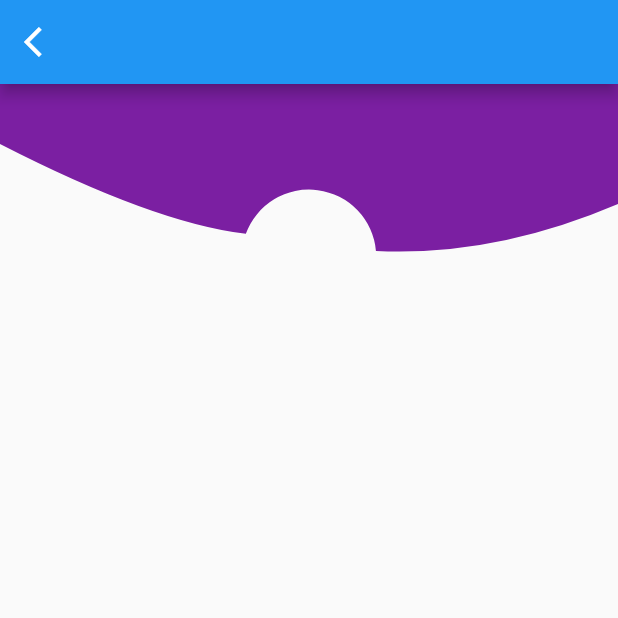
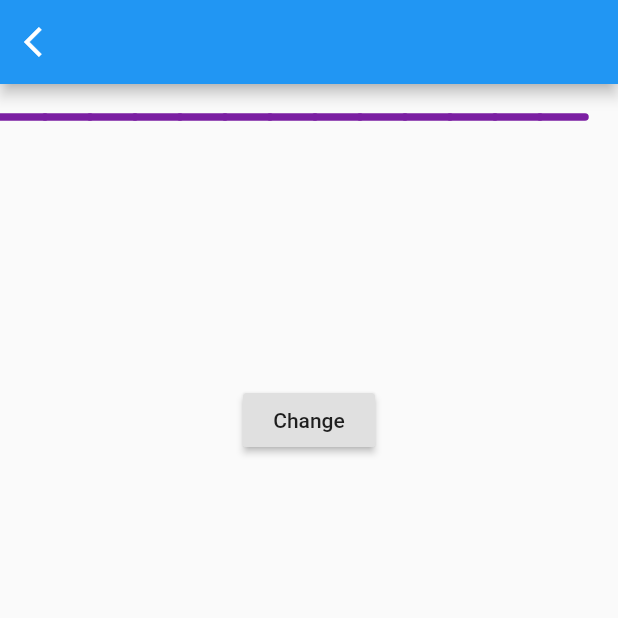
Before and after one commit to skyphantomhz/boring_animation, a Flutter app: the screen it shows after launch, after a tap on "Cuvered shape", on a phone screen of 412 x 824 dp, the top half of it. Run offline on Flutter 3.47's test engine with Material 2 defaults, Android fonts, the phone set to English and light mode, and no system bars.

Commit message:
Add cuvered shape

```diff
--- a/lib/cuvered_shape.dart
+++ b/lib/cuvered_shape.dart
@@ -1,13 +1,21 @@
+import 'dart:collection';
 import 'dart:math';
 
 import 'package:flutter/material.dart';
 import 'package:flutter/widgets.dart';
-const CURVE_HEIGHT = 160.0;
+
+const CURVE_HEIGHT = 200.0;
 const AVATAR_RADIUS = CURVE_HEIGHT * 0.28;
 const AVATAR_DIAMETER = AVATAR_RADIUS * 2;
-class CuveredShape extends StatelessWidget {
+
+class CuveredShape extends StatefulWidget {
   const CuveredShape({Key key}) : super(key: key);
 
+  @override
+  _CuveredShapeState createState() => _CuveredShapeState();
+}
+
+class _CuveredShapeState extends State<CuveredShape> {
   @override
   Widget build(BuildContext context) {
     return Scaffold(
@@ -19,66 +27,93 @@ class CuveredShape extends StatelessWidget {
           },
         ),
       ),
-      body: Container(
-        width: double.infinity,
-        height: CURVE_HEIGHT,
-        child: CustomPaint(
-          painter: _MyPainter(),
-        ),
+      body: Column(
+        children: <Widget>[
+          Container(
+            width: double.infinity,
+            height: CURVE_HEIGHT,
+            child: CustomPaint(
+              painter: _MyPainter(),
+            ),
+          ),
+          Container(
+              child: RaisedButton(
+                child: Text("Change"),
+                onPressed: () {
+                  setState(() {});
+                },
+            ),
+          )
+        ],
       ),
     );
   }
 }
 
 class _MyPainter extends CustomPainter {
+  Paint painter = new Paint()
+    ..style = PaintingStyle.stroke
+    ..isAntiAlias = true
+    ..strokeWidth = 5
+    ..color = Colors.purple[700]
+    ..strokeJoin = StrokeJoin.round
+    ..strokeCap = StrokeCap.round;
+
+  Paint painterPoint = new Paint()
+    ..style = PaintingStyle.fill
+    ..color = Colors.grey;
   @override
   void paint(Canvas canvas, Size size) {
-    Paint paint = new Paint()
-      ..style = PaintingStyle.fill
-      ..isAntiAlias = true
-      ..color = Colors.purple[700];
+    double pointRadius = 5;
+    double spanBetween = 30;
+    double controlToPoint = spanBetween / 2;
+    var data = List<Offset>();
 
-    Offset circleCenter = Offset(size.width / 2, size.height - AVATAR_RADIUS);
+    var indicator = 0.0;
+    while (indicator < size.width) {
+      var value = Random().nextDouble();
+      data.add(Offset(indicator, value * size.height));
+      indicator += spanBetween;
+    }
 
-    Offset topLeft = Offset(0, 0);
-    Offset bottomLeft = Offset(0, size.height * 0.25);
-    Offset topRight = Offset(size.width, 0);
-    Offset bottomRight = Offset(size.width, size.height * 0.5);
+    data.asMap().forEach((index, value) {
+      if (index != 0) {
+        Path path = Path();
+        path.moveTo(data[index - 1].dx, data[index - 1].dy);
+        var controlPoint1dx = data[index - 1].dx + controlToPoint;
+        var controlPoint1dy = data[index - 1].dy;
+        var controlPoint2dx = data[index].dx + controlToPoint * (-1);
+        var controlPoint2dy = data[index].dy;
+        path.cubicTo(controlPoint1dx, controlPoint1dy, controlPoint2dx,
+            controlPoint2dy, data[index].dx, data[index].dy);
+        canvas.drawPath(path, painter);
+      }
+      // canvas.drawCircle(Offset(value.dx, value.dy), pointRadius, painterPoint);
+    });
 
-    Offset leftCurveControlPoint =
-        Offset(circleCenter.dx * 0.5, size.height - AVATAR_RADIUS * 1.5);
-    Offset rightCurveControlPoint =
-        Offset(circleCenter.dx * 1.6, size.height - AVATAR_RADIUS);
+    // Path path = Path();
+    // ..moveTo(0, 0)
+    // ..lineTo(50, 10)
+    // ..lineTo(80, 100)
+    // ..lineTo(140, 30)
+    // ..lineTo(160, 20)
+    // ..lineTo(250, 200);
 
-    final arcStartAngle = 200 / 180 * pi;
-    final avatarLeftPointX =
-        circleCenter.dx + AVATAR_RADIUS * cos(arcStartAngle);
-    final avatarLeftPointY =
-        circleCenter.dy + AVATAR_RADIUS * sin(arcStartAngle);
-    Offset avatarLeftPoint =
-        Offset(avatarLeftPointX, avatarLeftPointY); // the left point of the arc
+    // ..moveTo(0, 0)
+    // ..conicTo(50, 10, 80, 100, 0.5)
+    // ..conicTo(80, 100, 140, 30,0.5)
+    // ..cubicTo(140, 30, 160, 20,0.5);
+    // ..lineTo(250,200);
+    // ..moveTo(0, 0)
+    // ..cubicTo(50, 10, 80, 100)
+    // ..conicTo(80, 100, 160, 20, radius)
+    // ..conicTo(160, 20,200, 0, radius);
+    //   ..conicTo(160, 20, 200, 0, radius)
+    //   // ..lineTo(160, 20)
+    //   ..conicTo(200, 0, 240, 300, radius);
+    // ..lineTo(240, 300);
 
-    final arcEndAngle = -5 / 180 * pi;
-    final avatarRightPointX =
-        circleCenter.dx + AVATAR_RADIUS * cos(arcEndAngle);
-    final avatarRightPointY =
-        circleCenter.dy + AVATAR_RADIUS * sin(arcEndAngle);
-    Offset avatarRightPoint = Offset(
-        avatarRightPointX, avatarRightPointY); // the right point of the arc
-
-    Path path = Path()
-      ..moveTo(topLeft.dx,
-          topLeft.dy) // this move isn't required since the start point is (0,0)
-      ..lineTo(bottomLeft.dx, bottomLeft.dy)
-      ..quadraticBezierTo(leftCurveControlPoint.dx, leftCurveControlPoint.dy,
-          avatarLeftPoint.dx, avatarLeftPoint.dy)
-      ..arcToPoint(avatarRightPoint, radius: Radius.circular(AVATAR_RADIUS))
-      ..quadraticBezierTo(rightCurveControlPoint.dx, rightCurveControlPoint.dy,
-          bottomRight.dx, bottomRight.dy)
-      ..lineTo(topRight.dx, topRight.dy)
-      ..close();
-
-    canvas.drawPath(path, paint);
+    // path.conicTo(size.width / 4, 3 * size.height / 4, size.width, size.height, 20);
   }
 
   @override
```
Also changed, not shown: 1 other file.
